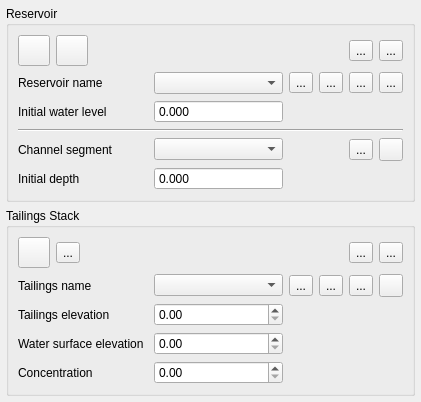
The window that flo2d/ui/ic_editor.ui (FLO-2DSoftware/qgis-flo-2d-plugin) describes before a commit, drawn with Qt 5.
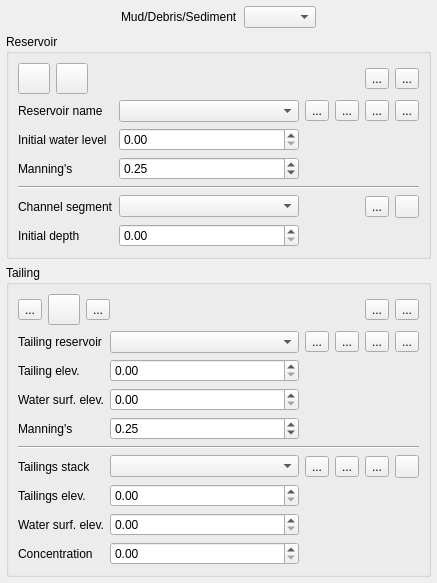
The same window after the commit. Icons and pictures are not drawn. Custom widgets are drawn as their Qt base class.

```diff
--- a/flo2d/ui/ic_editor.ui
+++ b/flo2d/ui/ic_editor.ui
@@ -6,8 +6,8 @@
    <rect>
     <x>0</x>
     <y>0</y>
-    <width>421</width>
-    <height>391</height>
+    <width>437</width>
+    <height>560</height>
    </rect>
   </property>
   <property name="minimumSize">
@@ -32,6 +32,46 @@
    <property name="bottomMargin">
     <number>6</number>
    </property>
+   <item>
+    <layout class="QGridLayout" name="gridLayout_3">
+     <item row="0" column="3">
+      <spacer name="horizontalSpacer_14">
+       <property name="orientation">
+        <enum>Qt::Horizontal</enum>
+       </property>
+       <property name="sizeHint" stdset="0">
+        <size>
+         <width>40</width>
+         <height>20</height>
+        </size>
+       </property>
+      </spacer>
+     </item>
+     <item row="0" column="1">
+      <widget class="QLabel" name="label_14">
+       <property name="text">
+        <string>Mud/Debris/Sediment</string>
+       </property>
+      </widget>
+     </item>
+     <item row="0" column="2">
+      <widget class="QComboBox" name="mud_switch_cbo"/>
+     </item>
+     <item row="0" column="0">
+      <spacer name="horizontalSpacer_13">
+       <property name="orientation">
+        <enum>Qt::Horizontal</enum>
+       </property>
+       <property name="sizeHint" stdset="0">
+        <size>
+         <width>40</width>
+         <height>20</height>
+        </size>
+       </property>
+      </spacer>
+     </item>
+    </layout>
+   </item>
    <item>
     <widget class="QGroupBox" name="reservoir_grp">
      <property name="title">
@@ -91,7 +131,7 @@
             </property>
             <property name="icon">
              <iconset>
-              <normaloff>../img/add_reservoir.svg</normaloff>../img/add_reservoir.svg</iconset>
+              <normaloff>../img/add_point_reservoir.svg</normaloff>../img/add_point_reservoir.svg</iconset>
             </property>
             <property name="iconSize">
              <size>
@@ -145,8 +185,8 @@
         </item>
         <item row="1" column="0" colspan="2">
          <layout class="QGridLayout" name="gridLayout_9">
-          <item row="4" column="1">
-           <widget class="QDoubleSpinBox" name="seg_ini_sbox">
+          <item row="1" column="1">
+           <widget class="QDoubleSpinBox" name="res_ini_sbox">
             <property name="sizePolicy">
              <sizepolicy hsizetype="Preferred" vsizetype="Fixed">
               <horstretch>0</horstretch>
@@ -159,54 +199,17 @@
               <height>0</height>
              </size>
             </property>
+            <property name="wrapping">
+             <bool>false</bool>
+            </property>
             <property name="buttonSymbols">
-             <enum>QAbstractSpinBox::NoButtons</enum>
+             <enum>QAbstractSpinBox::UpDownArrows</enum>
             </property>
             <property name="specialValueText">
-             <string>Null</string>
-            </property>
-            <property name="decimals">
-             <number>3</number>
-            </property>
-            <property name="minimum">
-             <double>-1.000000000000000</double>
-            </property>
-            <property name="maximum">
-             <double>999999.000000000000000</double>
-            </property>
-            <property name="singleStep">
-             <double>1.000000000000000</double>
-            </property>
-            <property name="value">
-             <double>0.000000000000000</double>
-            </property>
-           </widget>
-          </item>
-          <item row="3" column="5">
-           <widget class="QToolButton" name="center_seg_chbox">
-            <property name="text">
              <string/>
             </property>
-            <property name="icon">
-             <iconset>
-              <normaloff>../img/eye-svgrepo-com.svg</normaloff>../img/eye-svgrepo-com.svg</iconset>
-            </property>
-            <property name="checkable">
-             <bool>true</bool>
-            </property>
-           </widget>
-          </item>
-          <item row="0" column="2">
-           <widget class="QToolButton" name="rename_res_btn">
-            <property name="toolTip">
-             <string>Change reservoir name</string>
-            </property>
-            <property name="text">
-             <string>...</string>
-            </property>
-            <property name="icon">
-             <iconset>
-              <normaloff>../img/change_name.svg</normaloff>../img/change_name.svg</iconset>
+            <property name="maximum">
+             <double>1000000.000000000000000</double>
             </property>
            </widget>
           </item>
@@ -227,37 +230,17 @@
             </property>
            </widget>
           </item>
-          <item row="4" column="2" colspan="4">
-           <spacer name="horizontalSpacer_7">
-            <property name="orientation">
-             <enum>Qt::Horizontal</enum>
-            </property>
-            <property name="sizeHint" stdset="0">
-             <size>
-              <width>40</width>
-              <height>20</height>
-             </size>
-            </property>
-           </spacer>
-          </item>
-          <item row="3" column="0">
-           <widget class="QLabel" name="label">
-            <property name="minimumSize">
-             <size>
-              <width>120</width>
-              <height>0</height>
-             </size>
-            </property>
-            <property name="text">
-             <string>Channel segment</string>
-            </property>
-           </widget>
-          </item>
           <item row="0" column="0">
            <widget class="QLabel" name="label_6">
+            <property name="sizePolicy">
+             <sizepolicy hsizetype="Maximum" vsizetype="Preferred">
+              <horstretch>0</horstretch>
+              <verstretch>0</verstretch>
+             </sizepolicy>
+            </property>
             <property name="minimumSize">
              <size>
-              <width>120</width>
+              <width>0</width>
               <height>0</height>
              </size>
             </property>
@@ -266,89 +249,34 @@
             </property>
            </widget>
           </item>
-          <item row="1" column="0">
-           <widget class="QLabel" name="label_2">
-            <property name="minimumSize">
+          <item row="5" column="2" colspan="4">
+           <spacer name="horizontalSpacer_7">
+            <property name="orientation">
+             <enum>Qt::Horizontal</enum>
+            </property>
+            <property name="sizeHint" stdset="0">
              <size>
-              <width>120</width>
-              <height>0</height>
+              <width>40</width>
+              <height>20</height>
              </size>
             </property>
-            <property name="text">
-             <string>Initial water level</string>
-            </property>
-           </widget>
+           </spacer>
           </item>
-          <item row="4" column="0">
-           <widget class="QLabel" name="label_7">
-            <property name="minimumSize">
-             <size>
-              <width>120</width>
-              <height>0</height>
-             </size>
+          <item row="0" column="2">
+           <widget class="QToolButton" name="rename_res_btn">
+            <property name="toolTip">
+             <string>Change reservoir name</string>
             </property>
             <property name="text">
-             <string>Initial depth</string>
+             <string>...</string>
             </property>
-           </widget>
-          </item>
-          <item row="3" column="1">
-           <widget class="QComboBox" name="chan_seg_cbo">
-            <property name="sizePolicy">
-             <sizepolicy hsizetype="Preferred" vsizetype="Fixed">
-              <horstretch>0</horstretch>
-              <verstretch>0</verstretch>
-             </sizepolicy>
+            <property name="icon">
+             <iconset>
+              <normaloff>../img/change_name.svg</normaloff>../img/change_name.svg</iconset>
             </property>
-            <property name="minimumSize">
-             <size>
-              <width>115</width>
-              <height>0</height>
-             </size>
-            </property>
            </widget>
           </item>
-          <item row="1" column="1">
-           <widget class="QDoubleSpinBox" name="res_ini_sbox">
-            <property name="sizePolicy">
-             <sizepolicy hsizetype="Preferred" vsizetype="Fixed">
-              <horstretch>0</horstretch>
-              <verstretch>0</verstretch>
-             </sizepolicy>
-            </property>
-            <property name="minimumSize">
-             <size>
-              <width>115</width>
-              <height>0</height>
-             </size>
-            </property>
-            <property name="wrapping">
-             <bool>false</bool>
-            </property>
-            <property name="buttonSymbols">
-             <enum>QAbstractSpinBox::NoButtons</enum>
-            </property>
-            <property name="specialValueText">
-             <string>Null</string>
-            </property>
-            <property name="decimals">
-             <number>3</number>
-            </property>
-            <property name="minimum">
-             <double>-1.000000000000000</double>
-            </property>
-            <property name="maximum">
-             <double>999999.000000000000000</double>
-            </property>
-            <property name="singleStep">
-             <double>1.000000000000000</double>
-            </property>
-            <property name="value">
-             <double>0.000000000000000</double>
-            </property>
-           </widget>
-          </item>
-          <item row="3" column="2" colspan="2">
+          <item row="4" column="2" colspan="2">
            <spacer name="horizontalSpacer">
             <property name="orientation">
              <enum>Qt::Horizontal</enum>
@@ -380,58 +308,81 @@
             </property>
            </widget>
           </item>
-          <item row="0" column="3">
-           <widget class="QToolButton" name="delete_res_btn">
-            <property name="toolTip">
-             <string>Delete current reservoir</string>
+          <item row="5" column="1">
+           <widget class="QDoubleSpinBox" name="seg_ini_sbox">
+            <property name="sizePolicy">
+             <sizepolicy hsizetype="Preferred" vsizetype="Fixed">
+              <horstretch>0</horstretch>
+              <verstretch>0</verstretch>
+             </sizepolicy>
+            </property>
+            <property name="minimumSize">
+             <size>
+              <width>115</width>
+              <height>0</height>
+             </size>
+            </property>
+            <property name="buttonSymbols">
+             <enum>QAbstractSpinBox::UpDownArrows</enum>
+            </property>
+            <property name="specialValueText">
+             <string/>
+            </property>
+            <property name="maximum">
+             <double>1000000.000000000000000</double>
+            </property>
+           </widget>
+          </item>
+          <item row="5" column="0">
+           <widget class="QLabel" name="label_7">
+            <property name="minimumSize">
+             <size>
+              <width>0</width>
+              <height>0</height>
+             </size>
             </property>
             <property name="text">
-             <string>...</string>
+             <string>Initial depth</string>
             </property>
-            <property name="icon">
-             <iconset>
-              <normaloff>../img/mActionDeleteSelected.svg</normaloff>../img/mActionDeleteSelected.svg</iconset>
-            </property>
-            <property name="iconSize">
-             <size>
-              <width>16</width>
-              <height>16</height>
-             </size>
-            </property>
            </widget>
           </item>
-          <item row="1" column="2" colspan="4">
-           <spacer name="horizontalSpacer_2">
-            <property name="orientation">
-             <enum>Qt::Horizontal</enum>
+          <item row="4" column="1">
+           <widget class="QComboBox" name="chan_seg_cbo">
+            <property name="sizePolicy">
+             <sizepolicy hsizetype="Preferred" vsizetype="Fixed">
+              <horstretch>0</horstretch>
+              <verstretch>0</verstretch>
+             </sizepolicy>
             </property>
-            <property name="sizeHint" stdset="0">
+            <property name="minimumSize">
              <size>
-              <width>40</width>
-              <height>20</height>
+              <width>115</width>
+              <height>0</height>
              </size>
             </property>
-           </spacer>
+           </widget>
           </item>
-          <item row="2" column="0" colspan="6">
+          <item row="3" column="0" colspan="6">
            <widget class="Line" name="line">
             <property name="orientation">
              <enum>Qt::Horizontal</enum>
             </property>
            </widget>
           </item>
-          <item row="0" column="4">
-           <widget class="QToolButton" name="clear_res_rb_btn">
-            <property name="text">
-             <string>...</string>
+          <item row="1" column="2" colspan="4">
+           <spacer name="horizontalSpacer_2">
+            <property name="orientation">
+             <enum>Qt::Horizontal</enum>
             </property>
-            <property name="icon">
-             <iconset>
-              <normaloff>../img/broom.png</normaloff>../img/broom.png</iconset>
+            <property name="sizeHint" stdset="0">
+             <size>
+              <width>40</width>
+              <height>20</height>
+             </size>
             </property>
-           </widget>
+           </spacer>
           </item>
-          <item row="3" column="4">
+          <item row="4" column="4">
            <widget class="QToolButton" name="clear_chan_rb_btn">
             <property name="text">
              <string>...</string>
@@ -442,6 +393,110 @@
             </property>
            </widget>
           </item>
+          <item row="4" column="5">
+           <widget class="QToolButton" name="center_seg_chbox">
+            <property name="text">
+             <string/>
+            </property>
+            <property name="icon">
+             <iconset>
+              <normaloff>../img/eye-svgrepo-com.svg</normaloff>../img/eye-svgrepo-com.svg</iconset>
+            </property>
+            <property name="checkable">
+             <bool>true</bool>
+            </property>
+           </widget>
+          </item>
+          <item row="1" column="0">
+           <widget class="QLabel" name="label_2">
+            <property name="minimumSize">
+             <size>
+              <width>0</width>
+              <height>0</height>
+             </size>
+            </property>
+            <property name="text">
+             <string>Initial water level</string>
+            </property>
+           </widget>
+          </item>
+          <item row="0" column="4">
+           <widget class="QToolButton" name="clear_res_rb_btn">
+            <property name="text">
+             <string>...</string>
+            </property>
+            <property name="icon">
+             <iconset>
+              <normaloff>../img/broom.png</normaloff>../img/broom.png</iconset>
+            </property>
+           </widget>
+          </item>
+          <item row="4" column="0">
+           <widget class="QLabel" name="label">
+            <property name="minimumSize">
+             <size>
+              <width>0</width>
+              <height>0</height>
+             </size>
+            </property>
+            <property name="text">
+             <string>Channel segment</string>
+            </property>
+           </widget>
+          </item>
+          <item row="0" column="3">
+           <widget class="QToolButton" name="delete_res_btn">
+            <property name="toolTip">
+             <string>Delete current reservoir</string>
+            </property>
+            <property name="text">
+             <string>...</string>
+            </property>
+            <property name="icon">
+             <iconset>
+              <normaloff>../img/mActionDeleteSelected.svg</normaloff>../img/mActionDeleteSelected.svg</iconset>
+            </property>
+            <property name="iconSize">
+             <size>
+              <width>16</width>
+              <height>16</height>
+             </size>
+            </property>
+           </widget>
+          </item>
+          <item row="2" column="0">
+           <widget class="QLabel" name="label_12">
+            <property name="text">
+             <string>Manning's</string>
+            </property>
+           </widget>
+          </item>
+          <item row="2" column="1">
+           <widget class="QDoubleSpinBox" name="res_n_sbox">
+            <property name="maximum">
+             <double>1.000000000000000</double>
+            </property>
+            <property name="singleStep">
+             <double>0.010000000000000</double>
+            </property>
+            <property name="value">
+             <double>0.250000000000000</double>
+            </property>
+           </widget>
+          </item>
+          <item row="2" column="2" colspan="4">
+           <spacer name="horizontalSpacer_11">
+            <property name="orientation">
+             <enum>Qt::Horizontal</enum>
+            </property>
+            <property name="sizeHint" stdset="0">
+             <size>
+              <width>40</width>
+              <height>20</height>
+             </size>
+            </property>
+           </spacer>
+          </item>
          </layout>
         </item>
        </layout>
@@ -464,16 +519,130 @@
    </item>
    <item>
     <widget class="QGroupBox" name="tailings_grp">
+     <property name="enabled">
+      <bool>true</bool>
+     </property>
      <property name="title">
-      <string>Tailings Stack</string>
+      <string>Tailing</string>
      </property>
      <layout class="QGridLayout" name="gridLayout_2">
       <item row="0" column="0">
        <layout class="QGridLayout" name="gridLayout_18">
+        <item row="0" column="1">
+         <layout class="QGridLayout" name="gridLayout_20">
+          <item row="0" column="2">
+           <widget class="QToolButton" name="revert_tal_changes_btn">
+            <property name="text">
+             <string>...</string>
+            </property>
+            <property name="icon">
+             <iconset>
+              <normaloff>../img/mActionUndo.svg</normaloff>../img/mActionUndo.svg</iconset>
+            </property>
+            <property name="iconSize">
+             <size>
+              <width>24</width>
+              <height>24</height>
+             </size>
+            </property>
+           </widget>
+          </item>
+          <item row="0" column="0">
+           <widget class="QToolButton" name="add_point_tailings_btn">
+            <property name="text">
+             <string>...</string>
+            </property>
+            <property name="icon">
+             <iconset>
+              <normaloff>../img/add_point_tailings.svg</normaloff>../img/add_point_tailings.svg</iconset>
+            </property>
+            <property name="iconSize">
+             <size>
+              <width>24</width>
+              <height>24</height>
+             </size>
+            </property>
+            <property name="checkable">
+             <bool>true</bool>
+            </property>
+           </widget>
+          </item>
+          <item row="0" column="3">
+           <spacer name="horizontalSpacer_6">
+            <property name="orientation">
+             <enum>Qt::Horizontal</enum>
+            </property>
+            <property name="sizeHint" stdset="0">
+             <size>
+              <width>40</width>
+              <height>20</height>
+             </size>
+            </property>
+           </spacer>
+          </item>
+          <item row="0" column="4">
+           <widget class="QToolButton" name="schem_tal_btn">
+            <property name="text">
+             <string>...</string>
+            </property>
+            <property name="icon">
+             <iconset>
+              <normaloff>../img/schematize_tailings.svg</normaloff>../img/schematize_tailings.svg</iconset>
+            </property>
+            <property name="iconSize">
+             <size>
+              <width>24</width>
+              <height>24</height>
+             </size>
+            </property>
+           </widget>
+          </item>
+          <item row="0" column="5">
+           <widget class="QToolButton" name="delete_schem_tal_btn">
+            <property name="text">
+             <string>...</string>
+            </property>
+            <property name="icon">
+             <iconset>
+              <normaloff>../img/delete_schematize_tailing.svg</normaloff>../img/delete_schematize_tailing.svg</iconset>
+            </property>
+            <property name="iconSize">
+             <size>
+              <width>24</width>
+              <height>24</height>
+             </size>
+            </property>
+           </widget>
+          </item>
+          <item row="0" column="1">
+           <widget class="QToolButton" name="add_tailings_btn">
+            <property name="toolTip">
+             <string>Add tailings</string>
+            </property>
+            <property name="text">
+             <string/>
+            </property>
+            <property name="icon">
+             <iconset>
+              <normaloff>../img/add_tailings.svg</normaloff>../img/add_tailings.svg</iconset>
+            </property>
+            <property name="iconSize">
+             <size>
+              <width>24</width>
+              <height>24</height>
+             </size>
+            </property>
+            <property name="checkable">
+             <bool>true</bool>
+            </property>
+           </widget>
+          </item>
+         </layout>
+        </item>
         <item row="1" column="1">
          <layout class="QGridLayout" name="gridLayout_21">
-          <item row="3" column="2" colspan="4">
-           <spacer name="horizontalSpacer_9">
+          <item row="2" column="2" colspan="4">
+           <spacer name="horizontalSpacer_10">
             <property name="orientation">
              <enum>Qt::Horizontal</enum>
             </property>
@@ -485,54 +654,95 @@
             </property>
            </spacer>
           </item>
-          <item row="0" column="1">
-           <widget class="QComboBox" name="tailings_cbo">
-            <property name="enabled">
-             <bool>true</bool>
-            </property>
-            <property name="minimumSize">
-             <size>
-              <width>115</width>
-              <height>0</height>
-             </size>
-            </property>
-           </widget>
-          </item>
-          <item row="1" column="2" colspan="4">
-           <spacer name="horizontalSpacer_3">
-            <property name="orientation">
-             <enum>Qt::Horizontal</enum>
-            </property>
-            <property name="sizeHint" stdset="0">
-             <size>
-              <width>40</width>
-              <height>20</height>
-             </size>
-            </property>
-           </spacer>
-          </item>
-          <item row="1" column="0">
+          <item row="6" column="0">
            <widget class="QLabel" name="label_3">
             <property name="enabled">
              <bool>true</bool>
             </property>
             <property name="text">
-             <string>Tailings elevation</string>
+             <string>Tailings elev.</string>
             </property>
            </widget>
           </item>
-          <item row="0" column="2">
-           <widget class="QToolButton" name="rename_tal_btn">
+          <item row="7" column="1">
+           <widget class="QgsDoubleSpinBox" name="wse_sb">
+            <property name="enabled">
+             <bool>true</bool>
+            </property>
+            <property name="sizePolicy">
+             <sizepolicy hsizetype="Preferred" vsizetype="Fixed">
+              <horstretch>0</horstretch>
+              <verstretch>0</verstretch>
+             </sizepolicy>
+            </property>
+            <property name="minimumSize">
+             <size>
+              <width>115</width>
+              <height>0</height>
+             </size>
+            </property>
+            <property name="maximum">
+             <double>9999.000000000000000</double>
+            </property>
+           </widget>
+          </item>
+          <item row="0" column="4">
+           <widget class="QToolButton" name="clear_tal_res_rb_btn">
             <property name="text">
              <string>...</string>
             </property>
             <property name="icon">
              <iconset>
-              <normaloff>../img/change_name.svg</normaloff>../img/change_name.svg</iconset>
+              <normaloff>../img/broom.png</normaloff>../img/broom.png</iconset>
             </property>
            </widget>
           </item>
-          <item row="2" column="2" colspan="4">
+          <item row="7" column="0">
+           <widget class="QLabel" name="label_4">
+            <property name="enabled">
+             <bool>true</bool>
+            </property>
+            <property name="minimumSize">
+             <size>
+              <width>0</width>
+              <height>0</height>
+             </size>
+            </property>
+            <property name="text">
+             <string>Water surf. elev.</string>
+            </property>
+           </widget>
+          </item>
+          <item row="6" column="1">
+           <widget class="QgsDoubleSpinBox" name="tailings_elev_sb">
+            <property name="enabled">
+             <bool>true</bool>
+            </property>
+            <property name="sizePolicy">
+             <sizepolicy hsizetype="Preferred" vsizetype="Fixed">
+              <horstretch>0</horstretch>
+              <verstretch>0</verstretch>
+             </sizepolicy>
+            </property>
+            <property name="minimumSize">
+             <size>
+              <width>115</width>
+              <height>0</height>
+             </size>
+            </property>
+            <property name="maximum">
+             <double>9999.000000000000000</double>
+            </property>
+           </widget>
+          </item>
+          <item row="2" column="0">
+           <widget class="QLabel" name="label_11">
+            <property name="text">
+             <string>Water surf. elev.</string>
+            </property>
+           </widget>
+          </item>
+          <item row="7" column="2" colspan="4">
            <spacer name="horizontalSpacer_4">
             <property name="orientation">
              <enum>Qt::Horizontal</enum>
@@ -545,29 +755,90 @@
             </property>
            </spacer>
           </item>
-          <item row="3" column="1">
-           <widget class="QgsDoubleSpinBox" name="concentration_sb">
+          <item row="5" column="1">
+           <widget class="QComboBox" name="tailings_cbo">
             <property name="enabled">
              <bool>true</bool>
             </property>
+            <property name="minimumSize">
+             <size>
+              <width>115</width>
+              <height>0</height>
+             </size>
+            </property>
+           </widget>
+          </item>
+          <item row="5" column="0">
+           <widget class="QLabel" name="label_8">
             <property name="sizePolicy">
-             <sizepolicy hsizetype="Preferred" vsizetype="Fixed">
+             <sizepolicy hsizetype="Maximum" vsizetype="Preferred">
               <horstretch>0</horstretch>
               <verstretch>0</verstretch>
              </sizepolicy>
             </property>
-            <property name="minimumSize">
+            <property name="text">
+             <string>Tailings stack</string>
+            </property>
+           </widget>
+          </item>
+          <item row="0" column="1">
+           <widget class="QComboBox" name="tailing_res_cbo"/>
+          </item>
+          <item row="6" column="2" colspan="4">
+           <spacer name="horizontalSpacer_3">
+            <property name="orientation">
+             <enum>Qt::Horizontal</enum>
+            </property>
+            <property name="sizeHint" stdset="0">
              <size>
-              <width>115</width>
-              <height>0</height>
+              <width>40</width>
+              <height>20</height>
              </size>
             </property>
+           </spacer>
+          </item>
+          <item row="2" column="1">
+           <widget class="QDoubleSpinBox" name="wse_tal_res_sb">
             <property name="maximum">
-             <double>150.000000000000000</double>
+             <double>9999.000000000000000</double>
             </property>
            </widget>
           </item>
-          <item row="3" column="0">
+          <item row="1" column="2" colspan="4">
+           <spacer name="horizontalSpacer_8">
+            <property name="orientation">
+             <enum>Qt::Horizontal</enum>
+            </property>
+            <property name="sizeHint" stdset="0">
+             <size>
+              <width>40</width>
+              <height>20</height>
+             </size>
+            </property>
+           </spacer>
+          </item>
+          <item row="1" column="1">
+           <widget class="QDoubleSpinBox" name="tal_res_elev_sb">
+            <property name="maximum">
+             <double>9999.000000000000000</double>
+            </property>
+           </widget>
+          </item>
+          <item row="4" column="0" colspan="6">
+           <widget class="Line" name="line_2">
+            <property name="orientation">
+             <enum>Qt::Horizontal</enum>
+            </property>
+           </widget>
+          </item>
+          <item row="1" column="0">
+           <widget class="QLabel" name="label_10">
+            <property name="text">
+             <string>Tailing elev.</string>
+            </property>
+           </widget>
+          </item>
+          <item row="8" column="0">
            <widget class="QLabel" name="label_5">
             <property name="enabled">
              <bool>true</bool>
@@ -577,67 +848,39 @@
             </property>
            </widget>
           </item>
-          <item row="1" column="1">
-           <widget class="QgsDoubleSpinBox" name="tailings_elev_sb">
-            <property name="enabled">
-             <bool>true</bool>
-            </property>
-            <property name="sizePolicy">
-             <sizepolicy hsizetype="Preferred" vsizetype="Fixed">
-              <horstretch>0</horstretch>
-              <verstretch>0</verstretch>
-             </sizepolicy>
-            </property>
-            <property name="minimumSize">
-             <size>
-              <width>115</width>
-              <height>0</height>
-             </size>
-            </property>
-            <property name="maximum">
-             <double>9999.000000000000000</double>
-            </property>
-           </widget>
-          </item>
-          <item row="2" column="0">
-           <widget class="QLabel" name="label_4">
-            <property name="enabled">
-             <bool>true</bool>
-            </property>
-            <property name="minimumSize">
-             <size>
-              <width>120</width>
-              <height>0</height>
-             </size>
-            </property>
+          <item row="0" column="5">
+           <widget class="QToolButton" name="center_tal_res_chbox">
             <property name="text">
-             <string>Water surface elevation</string>
+             <string>...</string>
             </property>
-           </widget>
-          </item>
-          <item row="2" column="1">
-           <widget class="QgsDoubleSpinBox" name="wse_sb">
-            <property name="enabled">
+            <property name="icon">
+             <iconset>
+              <normaloff>../img/eye-svgrepo-com.svg</normaloff>../img/eye-svgrepo-com.svg</iconset>
+            </property>
+            <property name="checkable">
              <bool>true</bool>
             </property>
-            <property name="sizePolicy">
-             <sizepolicy hsizetype="Preferred" vsizetype="Fixed">
-              <horstretch>0</horstretch>
-              <verstretch>0</verstretch>
-             </sizepolicy>
-            </property>
-            <property name="minimumSize">
-             <size>
-              <width>115</width>
-              <height>0</height>
-             </size>
-            </property>
-            <property name="maximum">
-             <double>9999.000000000000000</double>
-            </property>
            </widget>
           </item>
           <item row="0" column="3">
+           <widget class="QToolButton" name="delete_tal_res_btn">
+            <property name="text">
+             <string>...</string>
+            </property>
+            <property name="icon">
+             <iconset>
+              <normaloff>../img/mActionDeleteSelected.svg</normaloff>../img/mActionDeleteSelected.svg</iconset>
+            </property>
+           </widget>
+          </item>
+          <item row="0" column="0">
+           <widget class="QLabel" name="label_9">
+            <property name="text">
+             <string>Tailing reservoir</string>
+            </property>
+           </widget>
+          </item>
+          <item row="5" column="3">
            <widget class="QToolButton" name="delete_tailings_btn">
             <property name="toolTip">
              <string>Delete tailings</string>
@@ -657,14 +900,7 @@
             </property>
            </widget>
           </item>
-          <item row="0" column="0">
-           <widget class="QLabel" name="label_8">
-            <property name="text">
-             <string>Tailings name</string>
-            </property>
-           </widget>
-          </item>
-          <item row="0" column="5">
+          <item row="5" column="5">
            <widget class="QToolButton" name="center_tal_chbox">
             <property name="layoutDirection">
              <enum>Qt::LeftToRight</enum>
@@ -681,7 +917,67 @@
             </property>
            </widget>
           </item>
-          <item row="0" column="4">
+          <item row="8" column="2" colspan="4">
+           <spacer name="horizontalSpacer_9">
+            <property name="orientation">
+             <enum>Qt::Horizontal</enum>
+            </property>
+            <property name="sizeHint" stdset="0">
+             <size>
+              <width>40</width>
+              <height>20</height>
+             </size>
+            </property>
+           </spacer>
+          </item>
+          <item row="8" column="1">
+           <widget class="QgsDoubleSpinBox" name="concentration_sb">
+            <property name="enabled">
+             <bool>true</bool>
+            </property>
+            <property name="sizePolicy">
+             <sizepolicy hsizetype="Preferred" vsizetype="Fixed">
+              <horstretch>0</horstretch>
+              <verstretch>0</verstretch>
+             </sizepolicy>
+            </property>
+            <property name="minimumSize">
+             <size>
+              <width>115</width>
+              <height>0</height>
+             </size>
+            </property>
+            <property name="maximum">
+             <double>1.000000000000000</double>
+            </property>
+            <property name="singleStep">
+             <double>0.100000000000000</double>
+            </property>
+           </widget>
+          </item>
+          <item row="0" column="2">
+           <widget class="QToolButton" name="rename_tal_res_btn">
+            <property name="text">
+             <string>...</string>
+            </property>
+            <property name="icon">
+             <iconset>
+              <normaloff>../img/change_name.svg</normaloff>../img/change_name.svg</iconset>
+            </property>
+           </widget>
+          </item>
+          <item row="5" column="2">
+           <widget class="QToolButton" name="rename_tal_btn">
+            <property name="text">
+             <string>...</string>
+            </property>
+            <property name="icon">
+             <iconset>
+              <normaloff>../img/change_name.svg</normaloff>../img/change_name.svg</iconset>
+            </property>
+           </widget>
+          </item>
+          <item row="5" column="4">
            <widget class="QToolButton" name="clear_tal_rb_btn">
             <property name="text">
              <string>...</string>
@@ -692,29 +988,28 @@
             </property>
            </widget>
           </item>
-         </layout>
-        </item>
-        <item row="0" column="1">
-         <layout class="QGridLayout" name="gridLayout_20">
-          <item row="0" column="1">
-           <widget class="QToolButton" name="revert_tal_changes_btn">
+          <item row="3" column="0">
+           <widget class="QLabel" name="label_13">
             <property name="text">
-             <string>...</string>
+             <string>Manning's</string>
             </property>
-            <property name="icon">
-             <iconset>
-              <normaloff>../img/mActionUndo.svg</normaloff>../img/mActionUndo.svg</iconset>
+           </widget>
+          </item>
+          <item row="3" column="1">
+           <widget class="QDoubleSpinBox" name="tal_n_sbox">
+            <property name="maximum">
+             <double>1.000000000000000</double>
             </property>
-            <property name="iconSize">
-             <size>
-              <width>24</width>
-              <height>24</height>
-             </size>
+            <property name="singleStep">
+             <double>0.010000000000000</double>
             </property>
+            <property name="value">
+             <double>0.250000000000000</double>
+            </property>
            </widget>
           </item>
-          <item row="0" column="2">
-           <spacer name="horizontalSpacer_6">
+          <item row="3" column="2" colspan="4">
+           <spacer name="horizontalSpacer_12">
             <property name="orientation">
              <enum>Qt::Horizontal</enum>
             </property>
@@ -726,63 +1021,6 @@
             </property>
            </spacer>
           </item>
-          <item row="0" column="3">
-           <widget class="QToolButton" name="schem_tal_btn">
-            <property name="text">
-             <string>...</string>
-            </property>
-            <property name="icon">
-             <iconset>
-              <normaloff>../img/schematize_tailings.svg</normaloff>../img/schematize_tailings.svg</iconset>
-            </property>
-            <property name="iconSize">
-             <size>
-              <width>24</width>
-              <height>24</height>
-             </size>
-            </property>
-           </widget>
-          </item>
-          <item row="0" column="0">
-           <widget class="QToolButton" name="add_tailings_btn">
-            <property name="toolTip">
-             <string>Add tailings</string>
-            </property>
-            <property name="text">
-             <string/>
-            </property>
-            <property name="icon">
-             <iconset>
-              <normaloff>../img/add_tailings.svg</normaloff>../img/add_tailings.svg</iconset>
-            </property>
-            <property name="iconSize">
-             <size>
-              <width>24</width>
-              <height>24</height>
-             </size>
-            </property>
-            <property name="checkable">
-             <bool>true</bool>
-            </property>
-           </widget>
-          </item>
-          <item row="0" column="4">
-           <widget class="QToolButton" name="delete_schem_tal_btn">
-            <property name="text">
-             <string>...</string>
-            </property>
-            <property name="icon">
-             <iconset>
-              <normaloff>../img/delete_schematize_tailing.svg</normaloff>../img/delete_schematize_tailing.svg</iconset>
-            </property>
-            <property name="iconSize">
-             <size>
-              <width>24</width>
-              <height>24</height>
-             </size>
-            </property>
-           </widget>
-          </item>
          </layout>
         </item>
        </layout>
```
